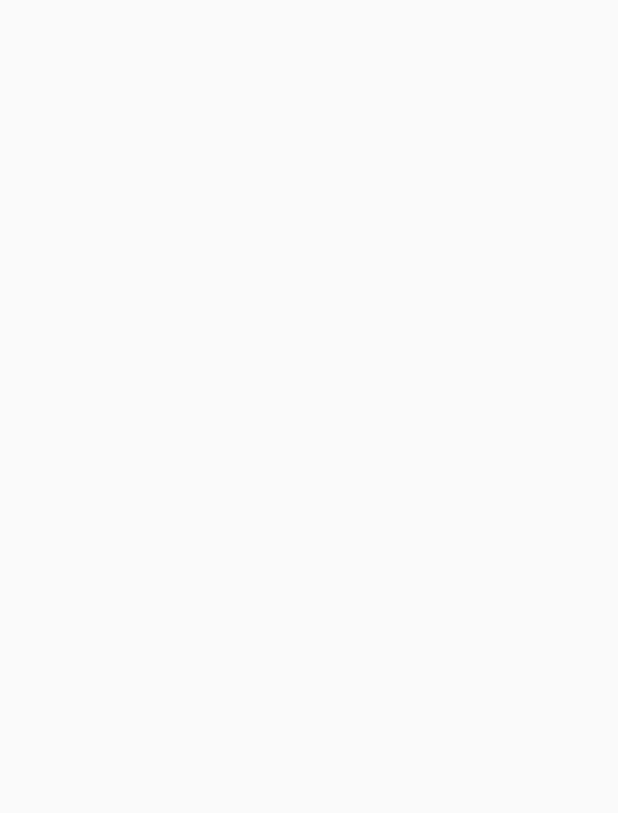
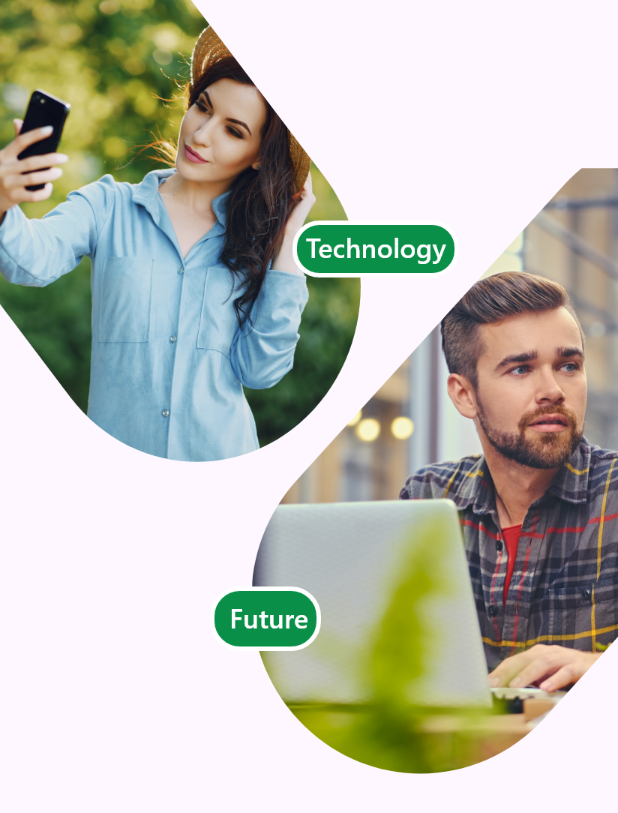
Before and after one commit to ArchikDev/OnlineShopComputers, an Android app built with Jetpack Compose: the screen it shows after launch (MainActivity), on a phone screen of 412 x 824 dp. Before the commit the part shown is empty. Shown: the top 813 px of the screen. Run offline under Robolectric (Android 15) with nearby library versions, the phone set to English and light mode, and no system bars.

Commit message:
add onboarding screen

```diff
--- a/app/src/main/java/com/ar4uk/onlineshopcomputers/presentation/MainActivity.kt
+++ b/app/src/main/java/com/ar4uk/onlineshopcomputers/presentation/MainActivity.kt
@@ -4,13 +4,27 @@ import android.os.Bundle
 import androidx.activity.ComponentActivity
 import androidx.activity.compose.setContent
 import androidx.activity.enableEdgeToEdge
+import androidx.compose.runtime.SideEffect
+import androidx.compose.ui.graphics.Color
+import com.ar4uk.onlineshopcomputers.presentation.ui.theme.OnlineShopComputersTheme
 
 class MainActivity : ComponentActivity() {
     override fun onCreate(savedInstanceState: Bundle?) {
         super.onCreate(savedInstanceState)
         enableEdgeToEdge()
         setContent {
+            OnlineShopComputersTheme(dynamicColor = false) {
+//                val navigationState = rememberNavigationState()
+//                val systemController = rememberSystemUiController()
 
+//                SideEffect {
+//                    systemController.setSystemBarsColor(
+//                        color = Color.Transparent,
+//                        darkIcons = false
+//                    )
+//                }
+                OnlineShopScreen()
+            }
         }
     }
 }
--- /dev/null
+++ b/app/src/main/java/com/ar4uk/onlineshopcomputers/presentation/OnboardingScreen.kt
@@ -0,0 +1,26 @@
+package com.ar4uk.onlineshopcomputers.presentation
+
+import androidx.compose.foundation.Image
+import androidx.compose.foundation.layout.Column
+import androidx.compose.foundation.layout.fillMaxHeight
+import androidx.compose.foundation.layout.fillMaxWidth
+import androidx.compose.runtime.Composable
+import androidx.compose.ui.Alignment
+import androidx.compose.ui.Modifier
+import androidx.compose.ui.layout.ContentScale
+import androidx.compose.ui.res.painterResource
+import com.ar4uk.onlineshopcomputers.R
+
+@Composable
+fun OnboardingScreen() {
+    Column {
+        Image(
+            modifier = Modifier
+                .fillMaxWidth(),
+            painter = painterResource(id = R.drawable.intro_pic),
+            contentScale = ContentScale.Fit,
+            alignment = Alignment.BottomCenter,
+            contentDescription = null
+        )
+    }
+}
--- /dev/null
+++ b/app/src/main/java/com/ar4uk/onlineshopcomputers/presentation/OnlineShopScreen.kt
@@ -0,0 +1,16 @@
+package com.ar4uk.onlineshopcomputers.presentation
+
+import android.annotation.SuppressLint
+import androidx.compose.foundation.layout.Box
+import androidx.compose.material3.Scaffold
+import androidx.compose.runtime.Composable
+
+@SuppressLint("UnusedMaterial3ScaffoldPaddingParameter")
+@Composable
+fun OnlineShopScreen() {
+    Scaffold {
+        Box {
+            OnboardingScreen()
+        }
+    }
+}
--- /dev/null
+++ b/app/src/main/java/com/ar4uk/onlineshopcomputers/presentation/home/HomeScreen.kt
@@ -0,0 +1,8 @@
+package com.ar4uk.onlineshopcomputers.presentation.home
+
+import androidx.compose.runtime.Composable
+
+@Composable
+fun HomeScreen() {
+
+}
```
